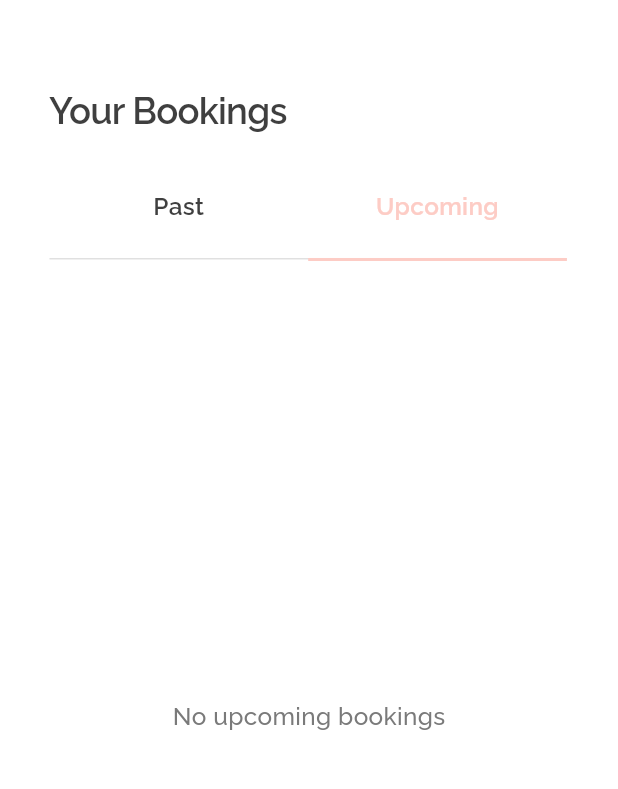
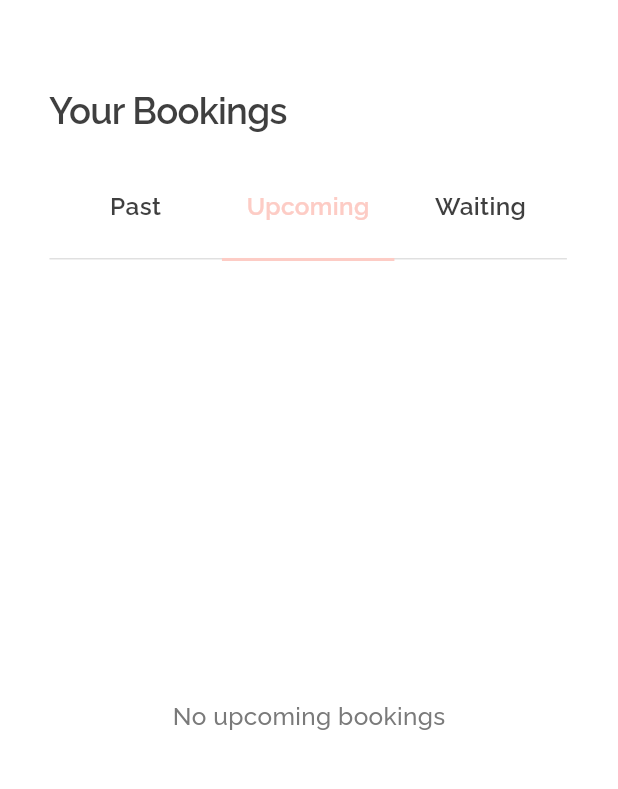
Before and after one commit to emrebykdr/figmaMeTime, a Flutter app: the BookingsPage screen opened directly, on a phone screen of 412 x 824 dp, the part 64-853 px from its top. Run offline on Flutter 3.47's test engine with Material 3 defaults, Android fonts, the phone set to English and light mode, and no system bars; our stand-ins replace cloud_firestore, firebase_core, flutter_dotenv, flutter_svg, shared_preferences; accounts and stored records are empty; generated files the repository leaves out were written again.

Commit message:
Randevularim sayfasina Waiting (onay bekleyen) sekmesi eklendi; randevu olusturulunca kullanici artik dogru sekilde bu sekmeye yonlendiriliyor. Register sayfasindaki hic kullanilmayan sifre alani ve PasswordTextField widget'i kaldirildi.
Co-Authored-By: Claude Sonnet 5 <noreply@anthropic.com>

```diff
--- a/lib/pages/bookings_page.dart
+++ b/lib/pages/bookings_page.dart
@@ -65,9 +65,21 @@ class _BookingsPageState extends State<BookingsPage> {
   }
 
   Widget _buildBookingList(Responsive r) {
-    final stream = _selectedTab == 0
-        ? _bookingService.getPastBookings()
-        : _bookingService.getUpcomingBookings();
+    final Stream<QuerySnapshot> stream;
+    final String emptyText;
+    switch (_selectedTab) {
+      case 0:
+        stream = _bookingService.getPastBookings();
+        emptyText = 'No past bookings';
+        break;
+      case 1:
+        stream = _bookingService.getUpcomingBookings();
+        emptyText = 'No upcoming bookings';
+        break;
+      default:
+        stream = _bookingService.getWaitingBookings();
+        emptyText = 'No pending bookings';
+    }
 
     return StreamBuilder<QuerySnapshot>(
       stream: stream,
@@ -79,7 +91,7 @@ class _BookingsPageState extends State<BookingsPage> {
         if (!snapshot.hasData || snapshot.data!.docs.isEmpty) {
           return Center(
             child: Text(
-              _selectedTab == 0 ? 'No past bookings' : 'No upcoming bookings',
+              emptyText,
               style: TextStyle(
                 fontFamily: 'Raleway',
                 fontWeight: FontWeight.w500,
@@ -97,7 +109,9 @@ class _BookingsPageState extends State<BookingsPage> {
           itemBuilder: (context, index) {
             final data = docs[index].data() as Map<String, dynamic>;
             final bookingId = docs[index].id;
-            return _buildBookingCard(r, data, bookingId, _selectedTab == 1);
+            // Past randevularda iptal seçeneği gösterilmez, sadece
+            // Upcoming (onaylı) ve Waiting (onay bekleyen) için gösterilir.
+            return _buildBookingCard(r, data, bookingId, _selectedTab != 0);
           },
         );
       },
@@ -128,6 +142,7 @@ class _BookingsPageState extends State<BookingsPage> {
   }
 
   Widget _buildTabs(Responsive r) {
+    final tabWidth = r.w(314) / 3;
     return Padding(
       padding: EdgeInsets.symmetric(horizontal: r.w(30)),
       child: SizedBox(
@@ -137,8 +152,9 @@ class _BookingsPageState extends State<BookingsPage> {
           children: [
             Row(
               children: [
-                _buildTab(r, 'Past', 0),
-                _buildTab(r, 'Upcoming', 1),
+                _buildTab(r, 'Past', 0, tabWidth),
+                _buildTab(r, 'Upcoming', 1, tabWidth),
+                _buildTab(r, 'Waiting', 2, tabWidth),
               ],
             ),
             const Spacer(),
@@ -152,14 +168,19 @@ class _BookingsPageState extends State<BookingsPage> {
                 Row(
                   children: [
                     Container(
-                      width: r.w(157),
+                      width: tabWidth,
                       height: 2,
                       color: _selectedTab == 0 ? AppColors.primary : Colors.transparent,
                     ),
                     Container(
-                      width: r.w(157),
+                      width: tabWidth,
                       height: 2,
                       color: _selectedTab == 1 ? AppColors.primary : Colors.transparent,
+                    ),
+                    Container(
+                      width: tabWidth,
+                      height: 2,
+                      color: _selectedTab == 2 ? AppColors.primary : Colors.transparent,
                     ),
                   ],
                 ),
@@ -171,12 +192,12 @@ class _BookingsPageState extends State<BookingsPage> {
     );
   }
 
-  Widget _buildTab(Responsive r, String label, int index) {
+  Widget _buildTab(Responsive r, String label, int index, double width) {
     final isActive = _selectedTab == index;
     return GestureDetector(
       onTap: () => setState(() => _selectedTab = index),
       child: SizedBox(
-        width: r.w(157),
+        width: width,
         height: r.h(24),
         child: Center(
           child: Text(
--- a/lib/pages/successful_page.dart
+++ b/lib/pages/successful_page.dart
@@ -148,9 +148,12 @@ class SuccessfulPage extends StatelessWidget {
         height: r.h(54),
         child: ElevatedButton(
           onPressed: () {
+            // Yeni oluşturulan randevu admin onaylayana kadar 'waiting'
+            // statüsünde durur (bkz. booking_service.dart addBooking), bu
+            // yüzden Upcoming değil Waiting sekmesine yönlendiriyoruz.
             Navigator.push(
               context,
-              MaterialPageRoute(builder: (_) => const BookingsPage(initialTab: 1)),
+              MaterialPageRoute(builder: (_) => const BookingsPage(initialTab: 2)),
             );
           },
           style: ElevatedButton.styleFrom(
```
Also changed, not shown: lib/pages/sign_up.dart (+0 -7 lines), lib/widgets/text_field.dart (+0 -47 lines).
